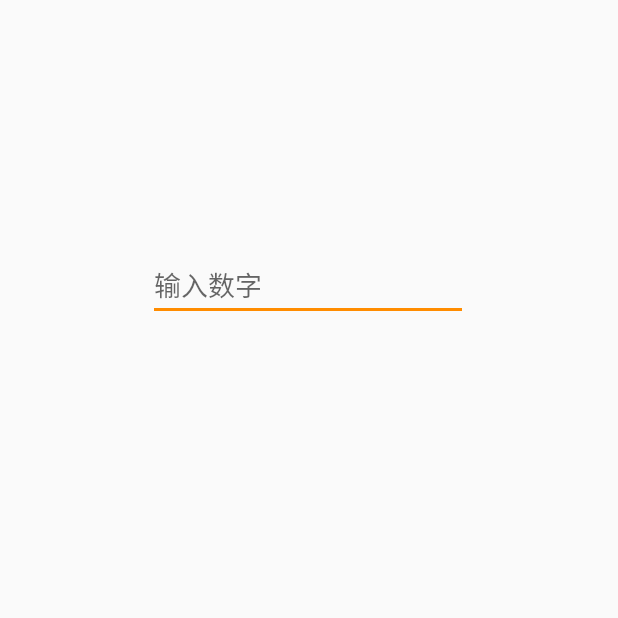
After one commit to StrangeDS/ThirdApp, an Android app: the SingleActivity screen opened directly, with no data from a screen before it, on a phone screen of 412 x 824 dp, the top half of it. The commit adds this screen. Run offline under Robolectric (Android 15) with nearby library versions, the phone set to English and light mode, and no system bars; 1 statement that could not run was skipped.

Commit message:
汇率转换器（多行列表+单独页面，定时刷新还未处理）

```diff
--- a/app/src/main/AndroidManifest.xml
+++ b/app/src/main/AndroidManifest.xml
@@ -11,7 +11,8 @@
         android:roundIcon="@mipmap/ic_launcher_round"
         android:supportsRtl="true"
         android:theme="@style/AppTheme">
-        <activity android:name=".list_item"></activity>
+        <activity android:name=".SingleActivity"></activity>
+        <activity android:name=".list_item" />
         <activity android:name=".MainActivity3" />
         <activity android:name=".MainActivity">
             <intent-filter>
--- /dev/null
+++ b/app/src/main/java/com/swufe/thirdapp/SingleActivity.java
@@ -0,0 +1,48 @@
+package com.swufe.thirdapp;
+
+import androidx.appcompat.app.AppCompatActivity;
+
+import android.content.Intent;
+import android.content.SharedPreferences;
+import android.os.Bundle;
+import android.text.Editable;
+import android.text.TextWatcher;
+import android.widget.EditText;
+import android.widget.TextView;
+
+public class SingleActivity extends AppCompatActivity {
+    float rate;
+    String title;
+    @Override
+    protected void onCreate(Bundle savedInstanceState) {
+        super.onCreate(savedInstanceState);
+        setContentView(R.layout.activity_single);
+        Intent intent = getIntent();
+        title = intent.getStringExtra("type");
+        rate = Float.parseFloat(intent.getStringExtra("rate"));
+        TextView type = (TextView)findViewById(R.id.type);
+        type.setText(title);
+        EditText input = (EditText)findViewById(R.id.inp);
+        input.addTextChangedListener(textWatcher);
+    }
+
+    private TextWatcher textWatcher = new TextWatcher() {
+        @Override
+        public void beforeTextChanged(CharSequence charSequence, int i, int i1, int i2) {
+
+        }
+
+        @Override
+        public void onTextChanged(CharSequence s, int start, int before, int count) {
+
+        }
+
+        @Override
+        public void afterTextChanged(Editable editable) {
+            EditText input = (EditText)findViewById(R.id.inp);
+            TextView result = (TextView)findViewById(R.id.res);
+            float f = Float.parseFloat(input.getText().toString());
+            result.setText(""+f * rate);
+        }
+    };
+}
--- /dev/null
+++ b/app/src/main/res/layout/activity_single.xml
@@ -0,0 +1,49 @@
+<?xml version="1.0" encoding="utf-8"?>
+<androidx.constraintlayout.widget.ConstraintLayout xmlns:android="http://schemas.android.com/apk/res/android"
+    xmlns:app="http://schemas.android.com/apk/res-auto"
+    xmlns:tools="http://schemas.android.com/tools"
+    android:layout_width="match_parent"
+    android:layout_height="match_parent"
+    tools:context=".SingleActivity">
+
+    <TextView
+        android:id="@+id/type"
+        android:layout_width="wrap_content"
+        android:layout_height="wrap_content"
+        android:text=""
+        android:textSize="30sp"
+        app:layout_constraintBottom_toBottomOf="parent"
+        app:layout_constraintEnd_toEndOf="parent"
+        app:layout_constraintHorizontal_bias="0.501"
+        app:layout_constraintStart_toStartOf="parent"
+        app:layout_constraintTop_toTopOf="parent"
+        app:layout_constraintVertical_bias="0.119" />
+
+    <TextView
+        android:id="@+id/res"
+        android:layout_width="wrap_content"
+        android:layout_height="wrap_content"
+        android:text=""
+        android:textSize="50sp"
+        app:layout_constraintBottom_toBottomOf="parent"
+        app:layout_constraintEnd_toEndOf="parent"
+        app:layout_constraintHorizontal_bias="0.498"
+        app:layout_constraintStart_toStartOf="parent"
+        app:layout_constraintTop_toTopOf="parent"
+        app:layout_constraintVertical_bias="0.486" />
+
+    <EditText
+        android:id="@+id/inp"
+        android:layout_width="wrap_content"
+        android:layout_height="wrap_content"
+        android:ems="10"
+        android:hint="输入数字"
+        android:inputType="numberDecimal"
+        android:text=""
+        app:layout_constraintBottom_toBottomOf="parent"
+        app:layout_constraintEnd_toEndOf="parent"
+        app:layout_constraintHorizontal_bias="0.497"
+        app:layout_constraintStart_toStartOf="parent"
+        app:layout_constraintTop_toTopOf="parent"
+        app:layout_constraintVertical_bias="0.214" />
+</androidx.constraintlayout.widget.ConstraintLayout>
```
Also changed, not shown: app/src/main/java/com/swufe/thirdapp/MainActivity.java (+16 -15 lines), app/src/main/java/com/swufe/thirdapp/MainActivity3.java (+52 -24 lines), app/src/main/res/layout/activity_list_item.xml (+15 -4 lines).
